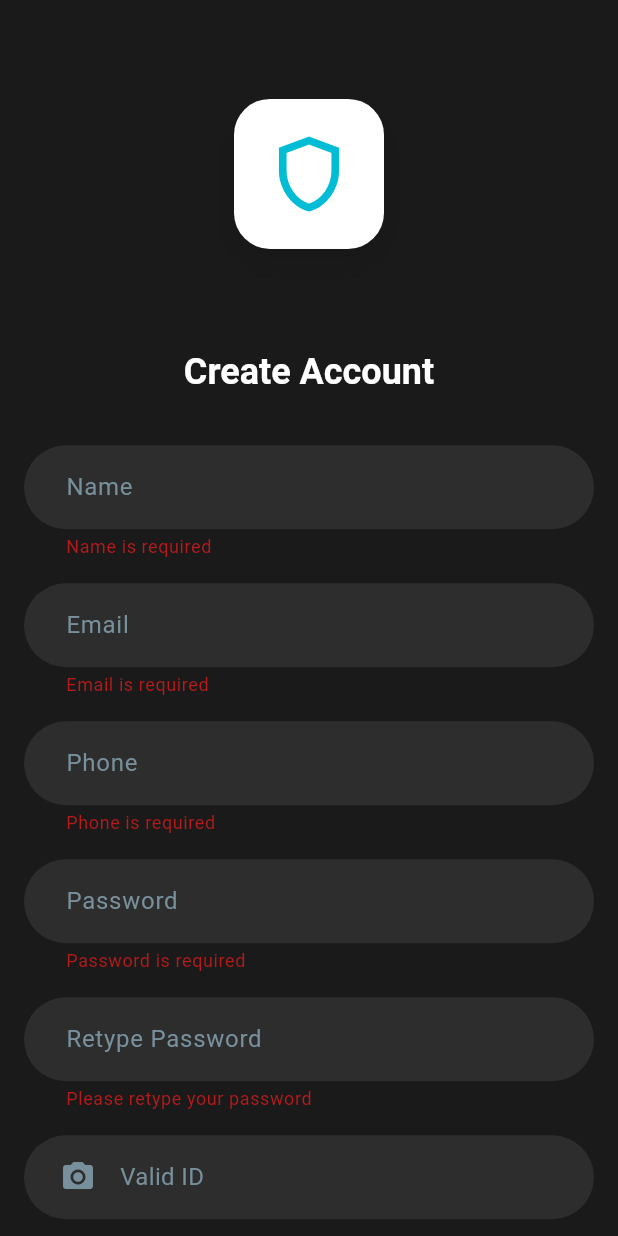
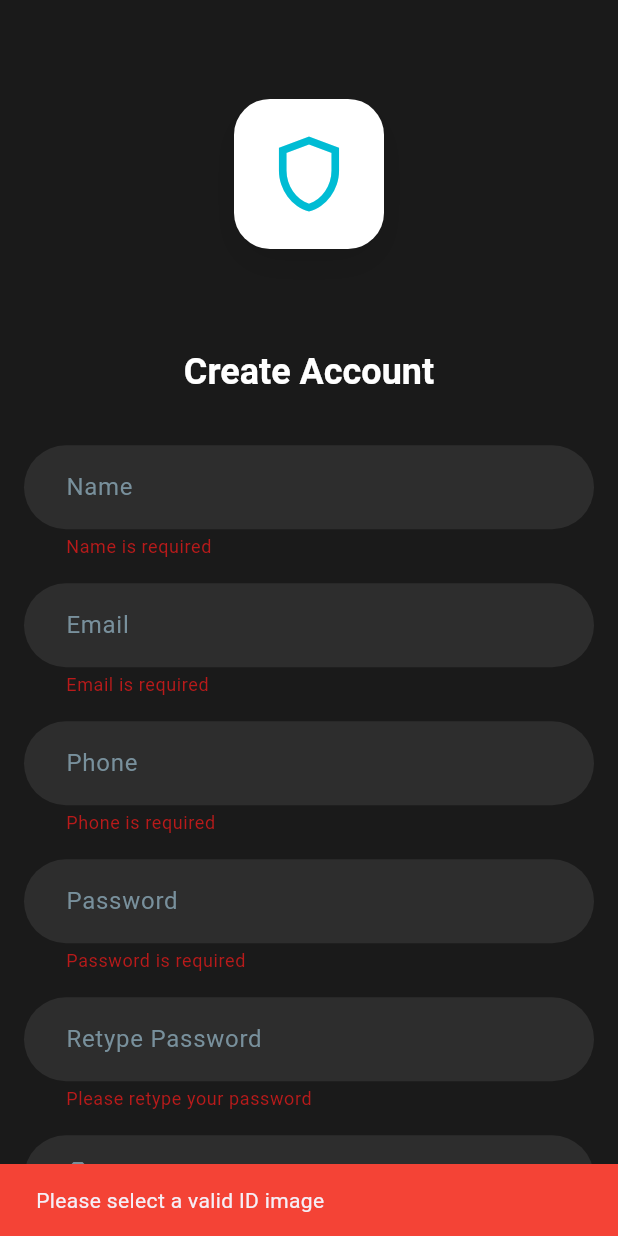
Before and after one commit to Zarathustra09/sentrisafe, a Flutter app: the RegistrationPage screen opened by its route, after a tap on "Sign Up", on a phone screen of 412 x 824 dp. Run offline on Flutter 3.47's test engine with Material 3 defaults, Android fonts, the phone set to English and light mode, and no system bars; our stand-ins replace form_field_validator, image_picker.

Commit message:
Implement authentication service with registration and login functionality

```diff
--- a/lib/constants.dart
+++ b/lib/constants.dart
@@ -2,7 +2,7 @@
 import 'package:flutter/material.dart';
 import 'package:form_field_validator/form_field_validator.dart';
 
-class AppColors {
+class Constants {
   // Primary Colors
   static const Color primary = Color(0xFF00BCD4); // Teal/Cyan
   static const Color primaryDark = Color(0xFF00ACC1);
@@ -107,3 +107,7 @@ final emaildValidator = MultiValidator([
   RequiredValidator(errorText: 'Email is required'),
   EmailValidator(errorText: "Enter a valid email address"),
 ]);
+
+
+
+const String baseUrl = 'http://192.168.100.242/api';
--- a/lib/pages/auth/registration_page.dart
+++ b/lib/pages/auth/registration_page.dart
@@ -4,6 +4,7 @@ import 'package:image_picker/image_picker.dart';
 import 'dart:io';
 import '../../constants.dart';
 import '../../route/route_constant.dart';
+import '../../services/auth/auth_service.dart';
 
 class RegistrationPage extends StatefulWidget {
   RegistrationPage({super.key});
@@ -14,12 +15,19 @@ class RegistrationPage extends StatefulWidget {
 
 class _RegistrationPageState extends State<RegistrationPage> {
   final _formKey = GlobalKey<FormState>();
+  final _nameController = TextEditingController();
+  final _emailController = TextEditingController();
+  final _phoneController = TextEditingController();
   final _passwordController = TextEditingController();
   final _retypePasswordController = TextEditingController();
   File? _idImage;
+  bool _isLoading = false;
 
   @override
   void dispose() {
+    _nameController.dispose();
+    _emailController.dispose();
+    _phoneController.dispose();
     _passwordController.dispose();
     _retypePasswordController.dispose();
     super.dispose();
@@ -45,10 +53,59 @@ class _RegistrationPageState extends State<RegistrationPage> {
     return null;
   }
 
+  Future<void> _register() async {
+    if (_formKey.currentState!.validate() && _idImage != null) {
+      setState(() {
+        _isLoading = true;
+      });
+
+      final result = await AuthService.register(
+        name: _nameController.text.trim(),
+        email: _emailController.text.trim(),
+        password: _passwordController.text,
+        passwordConfirmation: _retypePasswordController.text,
+        idImage: _idImage!,
+      );
+
+      setState(() {
+        _isLoading = false;
+      });
+
+      if (result['success']) {
+        ScaffoldMessenger.of(context).showSnackBar(
+          const SnackBar(
+            content: Text('Registration successful!'),
+            backgroundColor: Constants.success,
+          ),
+        );
+        Navigator.pushReplacementNamed(context, loginScreenRoute);
+      } else {
+        final errors = result['errors'] as Map<String, dynamic>;
+        String errorMessage = errors.values.first.toString();
+        if (errors.values.first is List) {
+          errorMessage = (errors.values.first as List).first.toString();
+        }
+        ScaffoldMessenger.of(context).showSnackBar(
+          SnackBar(
+            content: Text(errorMessage),
+            backgroundColor: Constants.error,
+          ),
+        );
+      }
+    } else if (_idImage == null) {
+      ScaffoldMessenger.of(context).showSnackBar(
+        const SnackBar(
+          content: Text('Please select a valid ID image'),
+          backgroundColor: Constants.error,
+        ),
+      );
+    }
+  }
+
   @override
   Widget build(BuildContext context) {
     return Scaffold(
-      backgroundColor: AppColors.secondary,
+      backgroundColor: Constants.secondary,
       body: SafeArea(
         child: LayoutBuilder(
           builder: (context, constraints) {
@@ -61,11 +118,11 @@ class _RegistrationPageState extends State<RegistrationPage> {
                     width: 100,
                     height: 100,
                     decoration: BoxDecoration(
-                      color: AppColors.white,
+                      color: Constants.white,
                       borderRadius: BorderRadius.circular(AppConstants.radiusL),
                       boxShadow: [
                         BoxShadow(
-                          color: AppColors.black.withOpacity(0.1),
+                          color: Constants.black.withOpacity(0.1),
                           blurRadius: 20,
                           offset: const Offset(0, 10),
                         ),
@@ -74,7 +131,7 @@ class _RegistrationPageState extends State<RegistrationPage> {
                     child: const Icon(
                       Icons.shield_outlined,
                       size: 60,
-                      color: AppColors.primary,
+                      color: Constants.primary,
                     ),
                   ),
                   SizedBox(height: constraints.maxHeight * 0.08),
@@ -85,7 +142,7 @@ class _RegistrationPageState extends State<RegistrationPage> {
                         .headlineSmall!
                         .copyWith(
                           fontWeight: FontWeight.bold,
-                          color: AppColors.textPrimary,
+                          color: Constants.textPrimary,
                         ),
                   ),
                   SizedBox(height: constraints.maxHeight * 0.04),
@@ -94,59 +151,59 @@ class _RegistrationPageState extends State<RegistrationPage> {
                     child: Column(
                       children: [
                         TextFormField(
+                          controller: _nameController,
                           decoration: InputDecoration(
                             hintText: 'Name',
                             filled: true,
-                            fillColor: AppColors.surface,
+                            fillColor: Constants.surface,
                             contentPadding: const EdgeInsets.symmetric(
                                 horizontal: AppConstants.spacingM * 1.5, vertical: AppConstants.spacingM),
                             border: const OutlineInputBorder(
                               borderSide: BorderSide.none,
                               borderRadius: BorderRadius.all(Radius.circular(AppConstants.radiusXL)),
                             ),
-                            hintStyle: TextStyle(color: AppColors.textHint),
+                            hintStyle: TextStyle(color: Constants.textHint),
                           ),
-                          style: const TextStyle(color: AppColors.textPrimary),
+                          style: const TextStyle(color: Constants.textPrimary),
                           validator: RequiredValidator(errorText: 'Name is required').call,
-                          onSaved: (name) {},
                         ),
                         SizedBox(height: AppConstants.spacingM),
                         TextFormField(
+                          controller: _emailController,
                           decoration: InputDecoration(
                             hintText: 'Email',
                             filled: true,
-                            fillColor: AppColors.surface,
+                            fillColor: Constants.surface,
                             contentPadding: const EdgeInsets.symmetric(
                                 horizontal: AppConstants.spacingM * 1.5, vertical: AppConstants.spacingM),
                             border: const OutlineInputBorder(
                               borderSide: BorderSide.none,
                               borderRadius: BorderRadius.all(Radius.circular(AppConstants.radiusXL)),
                             ),
-                            hintStyle: TextStyle(color: AppColors.textHint),
+                            hintStyle: TextStyle(color: Constants.textHint),
                           ),
                           keyboardType: TextInputType.emailAddress,
-                          style: const TextStyle(color: AppColors.textPrimary),
+                          style: const TextStyle(color: Constants.textPrimary),
                           validator: emaildValidator.call,
-                          onSaved: (email) {},
                         ),
                         SizedBox(height: AppConstants.spacingM),
                         TextFormField(
+                          controller: _phoneController,
                           decoration: InputDecoration(
                             hintText: 'Phone',
                             filled: true,
-                            fillColor: AppColors.surface,
+                            fillColor: Constants.surface,
                             contentPadding: const EdgeInsets.symmetric(
                                 horizontal: AppConstants.spacingM * 1.5, vertical: AppConstants.spacingM),
                             border: const OutlineInputBorder(
                               borderSide: BorderSide.none,
                               borderRadius: BorderRadius.all(Radius.circular(AppConstants.radiusXL)),
                             ),
-                            hintStyle: TextStyle(color: AppColors.textHint),
+                            hintStyle: TextStyle(color: Constants.textHint),
                           ),
                           keyboardType: TextInputType.phone,
-                          style: const TextStyle(color: AppColors.textPrimary),
+                          style: const TextStyle(color: Constants.textPrimary),
                           validator: RequiredValidator(errorText: 'Phone is required').call,
-                          onSaved: (phone) {},
                         ),
                         SizedBox(height: AppConstants.spacingM),
                         TextFormField(
@@ -155,18 +212,17 @@ class _RegistrationPageState extends State<RegistrationPage> {
                           decoration: InputDecoration(
                             hintText: 'Password',
                             filled: true,
-                            fillColor: AppColors.surface,
+                            fillColor: Constants.surface,
                             contentPadding: const EdgeInsets.symmetric(
                                 horizontal: AppConstants.spacingM * 1.5, vertical: AppConstants.spacingM),
                             border: const OutlineInputBorder(
                               borderSide: BorderSide.none,
                               borderRadius: BorderRadius.all(Radius.circular(AppConstants.radiusXL)),
                             ),
-                            hintStyle: TextStyle(color: AppColors.textHint),
+                            hintStyle: TextStyle(color: Constants.textHint),
                           ),
-                          style: const TextStyle(color: AppColors.textPrimary),
+                          style: const TextStyle(color: Constants.textPrimary),
                           validator: passwordValidator.call,
-                          onSaved: (password) {},
                         ),
                         SizedBox(height: AppConstants.spacingM),
                         TextFormField(
@@ -175,24 +231,23 @@ class _RegistrationPageState extends State<RegistrationPage> {
                           decoration: InputDecoration(
                             hintText: 'Retype Password',
                             filled: true,
-                            fillColor: AppColors.surface,
+                            fillColor: Constants.surface,
                             contentPadding: const EdgeInsets.symmetric(
                                 horizontal: AppConstants.spacingM * 1.5, vertical: AppConstants.spacingM),
                             border: const OutlineInputBorder(
                               borderSide: BorderSide.none,
                               borderRadius: BorderRadius.all(Radius.circular(AppConstants.radiusXL)),
                             ),
-                            hintStyle: TextStyle(color: AppColors.textHint),
+                            hintStyle: TextStyle(color: Constants.textHint),
                           ),
-                          style: const TextStyle(color: AppColors.textPrimary),
+                          style: const TextStyle(color: Constants.textPrimary),
                           validator: _validateRetypePassword,
-                          onSaved: (retypePassword) {},
                         ),
                         SizedBox(height: AppConstants.spacingM),
                         // Valid ID Image Upload Field
                         Container(
                           decoration: BoxDecoration(
-                            color: AppColors.surface,
+                            color: Constants.surface,
                             borderRadius: BorderRadius.circular(AppConstants.radiusXL),
                           ),
                           child: InkWell(
@@ -206,7 +261,7 @@ class _RegistrationPageState extends State<RegistrationPage> {
                                 children: [
                                   Icon(
                                     Icons.camera_alt,
-                                    color: _idImage == null ? AppColors.textHint : AppColors.primary,
+                                    color: _idImage == null ? Constants.textHint : Constants.primary,
                                     size: 24,
                                   ),
                                   SizedBox(width: AppConstants.spacingM),
@@ -214,7 +269,7 @@ class _RegistrationPageState extends State<RegistrationPage> {
                                     child: Text(
                                       _idImage == null ? 'Valid ID' : 'ID Image Selected',
                                       style: TextStyle(
-                                        color: _idImage == null ? AppColors.textHint : AppColors.primary,
+                                        color: _idImage == null ? Constants.textHint : Constants.primary,
                                         fontSize: 16,
                                       ),
                                     ),
@@ -238,20 +293,24 @@ class _RegistrationPageState extends State<RegistrationPage> {
                         ),
                         SizedBox(height: AppConstants.spacingL),
                         ElevatedButton(
-                          onPressed: () {
-                            if (_formKey.currentState!.validate()) {
-                              _formKey.currentState!.save();
-                              // Registration logic here, including _idImage
-                            }
-                          },
+                          onPressed: _isLoading ? null : _register,
                           style: ElevatedButton.styleFrom(
                             elevation: AppConstants.elevationM,
-                            backgroundColor: AppColors.primary,
-                            foregroundColor: AppColors.white,
+                            backgroundColor: Constants.primary,
+                            foregroundColor: Constants.white,
                             minimumSize: const Size(double.infinity, 48),
                             shape: const StadiumBorder(),
                           ),
-                          child: const Text("Sign Up"),
+                          child: _isLoading
+                              ? const SizedBox(
+                                  width: 20,
+                                  height: 20,
+                                  child: CircularProgressIndicator(
+                                    strokeWidth: 2,
+                                    valueColor: AlwaysStoppedAnimation<Color>(Constants.white),
+                                  ),
+                                )
+                              : const Text("Sign Up"),
                         ),
                         SizedBox(height: AppConstants.spacingM),
                         TextButton(
@@ -264,7 +323,7 @@ class _RegistrationPageState extends State<RegistrationPage> {
                               children: [
                                 TextSpan(
                                   text: "Sign In",
-                                  style: TextStyle(color: AppColors.primary),
+                                  style: TextStyle(color: Constants.primary),
                                 ),
                               ],
                             ),
@@ -272,7 +331,7 @@ class _RegistrationPageState extends State<RegistrationPage> {
                                 .textTheme
                                 .bodyMedium!
                                 .copyWith(
-                                  color: AppColors.textSecondary,
+                                  color: Constants.textSecondary,
                                 ),
                           ),
                         ),
--- a/pubspec.yaml
+++ b/pubspec.yaml
@@ -36,6 +36,7 @@ dependencies:
   cupertino_icons: ^1.0.8
   image_picker: ^1.1.2
   form_field_validator: ^1.1.0
+  http: ^1.4.0
 
 dev_dependencies:
   flutter_test:
```
Also changed, not shown: lib/pages/auth/login_page.dart (+88 -30 lines), lib/pages/onboarding/onboarding_page.dart (+13 -13 lines), lib/services/auth/auth_service.dart (+104 -0 lines), pubspec.lock.
